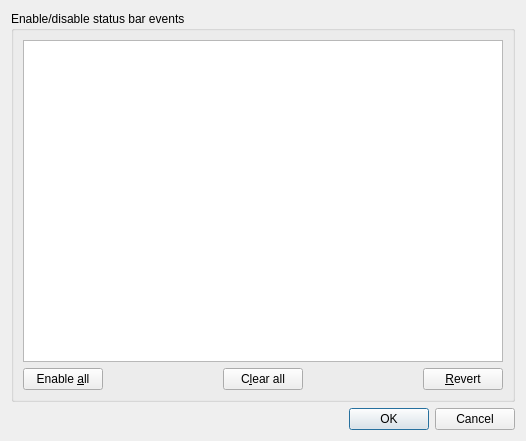
Above: Client/qtTeamTalk/statusbardlg.ui from BearWare/TeamTalk5 before the change. Below: the same form after it.
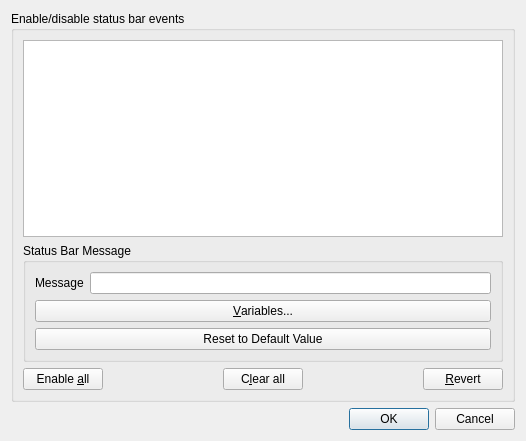
That is the form after the change. Custom widgets are drawn as their Qt base class.

Commit message: Ability to customize status bar emssages

Diff of the .ui file:
```diff
--- a/Client/qtTeamTalk/statusbardlg.ui
+++ b/Client/qtTeamTalk/statusbardlg.ui
@@ -45,6 +45,46 @@
         </property>
        </widget>
       </item>
+      <item>
+       <widget class="QGroupBox" name="groupBox_MSG">
+        <property name="title">
+         <string>Status Bar Message</string>
+        </property>
+        <layout class="QVBoxLayout" name="verticalLayout_16">
+         <item>
+          <layout class="QHBoxLayout" name="horizontalLayout_29">
+           <item>
+            <widget class="QLabel" name="SBMsgLabel">
+             <property name="text">
+              <string>Message</string>
+             </property>
+             <property name="buddy">
+              <cstring>SBMsgEdit</cstring>
+             </property>
+            </widget>
+           </item>
+           <item>
+            <widget class="QLineEdit" name="SBMsgEdit"/>
+           </item>
+          </layout>
+         </item>
+         <item>
+          <widget class="QPushButton" name="SBVarButton">
+           <property name="text">
+            <string>&amp;Variables...</string>
+           </property>
+          </widget>
+         </item>
+         <item>
+          <widget class="QPushButton" name="SBDefValButton">
+           <property name="text">
+            <string>Reset to Default Value</string>
+           </property>
+          </widget>
+         </item>
+        </layout>
+       </widget>
+      </item>
       <item>
        <layout class="QHBoxLayout" name="horizontalLayout">
         <item>
```
The commit also changes 8 other files.
